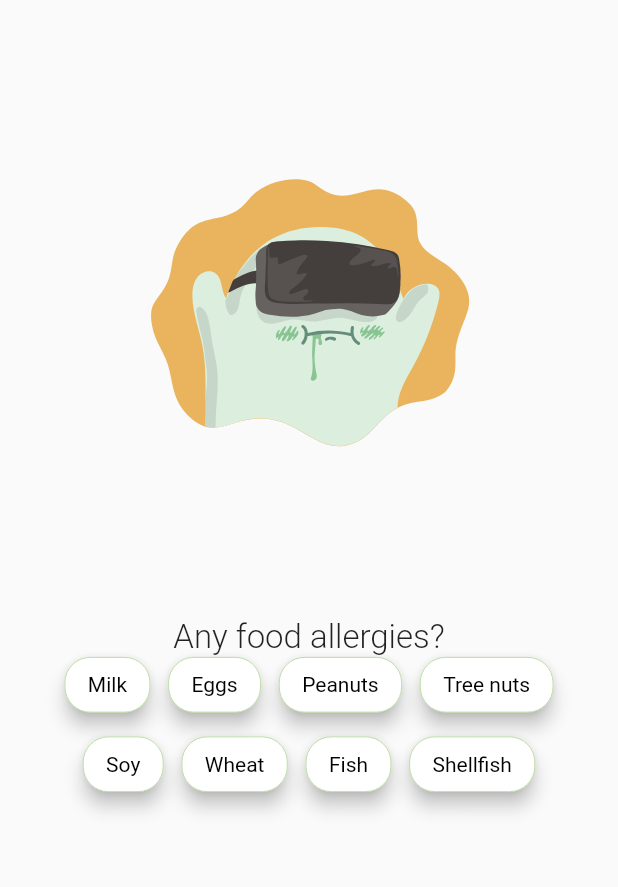
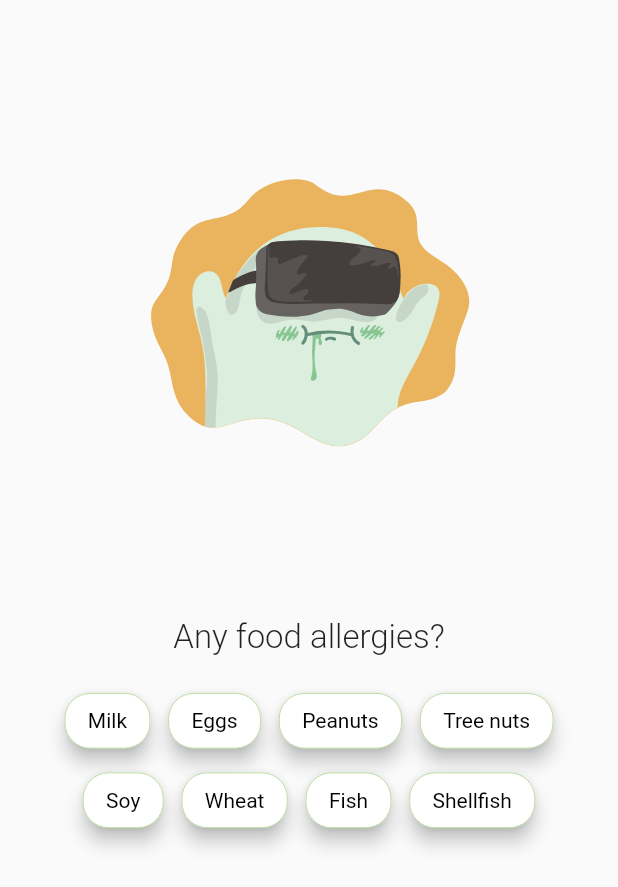
Before and after one commit to MarkAlexanderDev/foodz, a Flutter app: the OnboardingAllergic widget shown alone on an empty page, opened directly, on a phone screen of 412 x 824 dp. Shown: the top 887 px of the screen. Run offline on Flutter 3.47's test engine with Material 2 defaults, Android fonts, the phone set to English and light mode, and no system bars; drawn by our look-alikes of auto_size_text, flutter_tags; our stand-ins replace device_preview, firebase_auth, firebase_core, firebase_database, firebase_storage, flutter_spinkit and 6 more; accounts and stored records are empty; project files that could hold a hidden picture were left out.

Commit message:
+ Made the content of this screen responsive. + Also brought the same changes to the previous onboarding screen (about food allergies). + Added the nbsp constant in the const file

```diff
--- a/lib/screens/consts.dart
+++ b/lib/screens/consts.dart
@@ -1,2 +1,4 @@
 double appHeight = 0.0;
 double appWidth = 0.0;
+const int $nbsp = 0x00A0;
+final nbsp = String.fromCharCode($nbsp);
--- a/lib/screens/onboarding/onboardingSteps/2-onboardingAllergic.dart
+++ b/lib/screens/onboarding/onboardingSteps/2-onboardingAllergic.dart
@@ -8,16 +8,19 @@ import 'package:lottie/lottie.dart';
 class OnboardingAllergic extends StatelessWidget {
   @override
   Widget build(BuildContext context) {
-    return Column(
+    return ListView(
       children: [
         Lottie.asset('assets/lotties/vr-sickness.json'),
-        AutoSizeText(
+        Container(
+          padding: EdgeInsets.symmetric(horizontal: 24.0),
+          child: AutoSizeText(
             "Any food allergies?",
             style: textStyleH1,
+            textAlign: TextAlign.center,
           ),
-        Expanded(
-          child: Container(
-            padding: EdgeInsets.only(left: 12.0, right: 12.0),
+        ),
+        Container(
+          padding: EdgeInsets.all(24.0),
           child: SelectableTags([
             "Milk",
             "Eggs",
@@ -29,7 +32,6 @@ class OnboardingAllergic extends StatelessWidget {
             "Shellfish"
           ]),
         ),
-        ),
       ],
     );
   }
```
Also changed, not shown: lib/screens/onboarding/onboardingSteps/3-onboardingFavoriteFood.dart (+10 -7 lines). Lines whose indentation alone changed are shown as unchanged.
